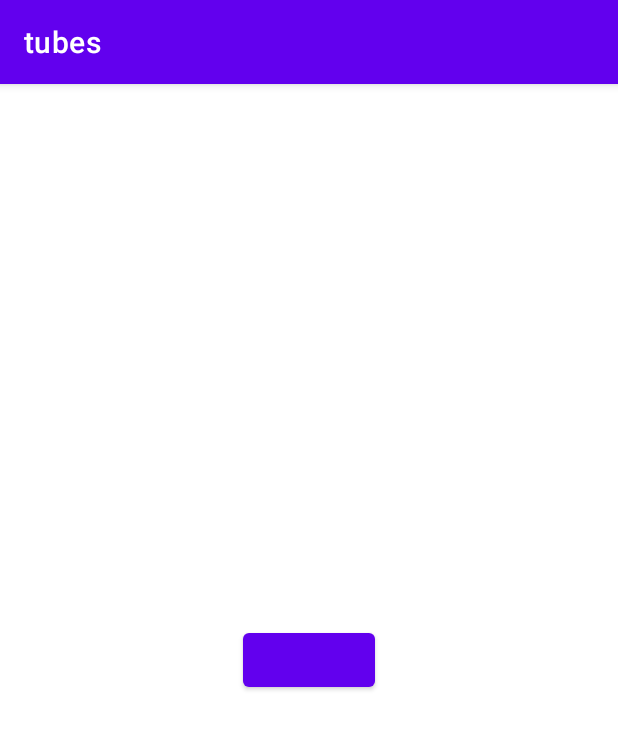
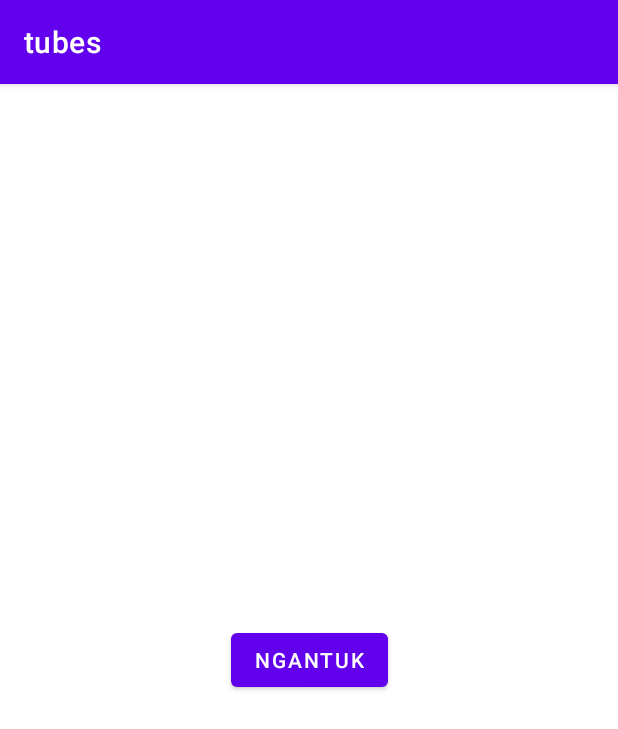
Before and after one commit to NadiraAdiva257/tubesPAB, an Android app: the History screen opened directly, with no data from a screen before it, on a phone screen of 412 x 824 dp. Shown: the top 729 px of the screen. Run offline under Robolectric (Android 15) with nearby library versions, the phone set to English and light mode, and no system bars.

Commit message:
add text button

```diff
--- a/app/src/main/res/layout/activity_history.xml
+++ b/app/src/main/res/layout/activity_history.xml
@@ -12,6 +12,7 @@
         app:layout_constraintStart_toStartOf="parent"
         app:layout_constraintBottom_toBottomOf="parent"
         android:layout_width="wrap_content"
+        android:text="ngantuk"
         android:layout_height="wrap_content"/>
 
 </androidx.constraintlayout.widget.ConstraintLayout>
```
